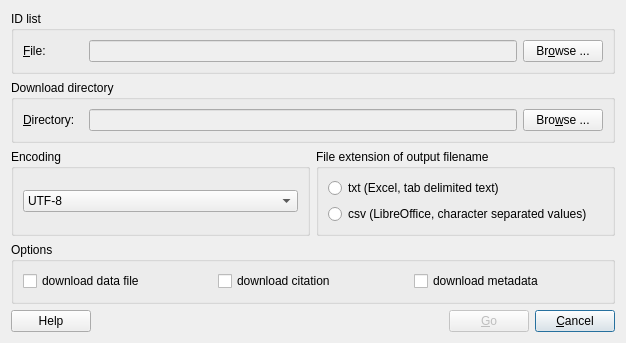
The window that trunk/Forms/PanGetDialog/pangetdialog.ui (rsieger/PanTool) describes before a commit, drawn with Qt 5.
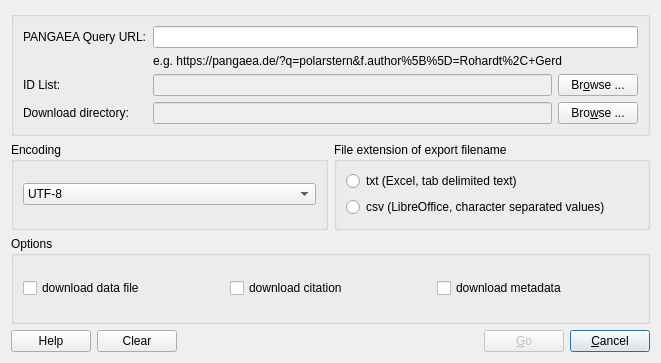
The same window after the commit.

Patch:
```diff
--- a/trunk/Forms/PanGetDialog/pangetdialog.ui
+++ b/trunk/Forms/PanGetDialog/pangetdialog.ui
@@ -7,8 +7,8 @@
    <rect>
     <x>0</x>
     <y>0</y>
-    <width>626</width>
-    <height>343</height>
+    <width>661</width>
+    <height>363</height>
    </rect>
   </property>
   <property name="acceptDrops">
@@ -17,30 +17,78 @@
   <property name="windowTitle">
    <string>PanGet</string>
   </property>
-  <layout class="QGridLayout" name="gridLayout_6">
+  <layout class="QGridLayout" name="gridLayout_5">
    <item row="0" column="0" colspan="2">
-    <widget class="QGroupBox" name="IDListGroupBox">
+    <widget class="QGroupBox" name="DownloadDirectoryGroupBox">
      <property name="title">
-      <string>ID list</string>
+      <string/>
      </property>
-     <layout class="QGridLayout" name="gridLayout_5">
+     <layout class="QGridLayout" name="gridLayout_2">
       <item row="0" column="0">
+       <widget class="QLabel" name="URLTextLabel">
+        <property name="sizePolicy">
+         <sizepolicy hsizetype="Maximum" vsizetype="Preferred">
+          <horstretch>0</horstretch>
+          <verstretch>0</verstretch>
+         </sizepolicy>
+        </property>
+        <property name="minimumSize">
+         <size>
+          <width>0</width>
+          <height>0</height>
+         </size>
+        </property>
+        <property name="maximumSize">
+         <size>
+          <width>16777215</width>
+          <height>16777215</height>
+         </size>
+        </property>
+        <property name="text">
+         <string>PANGAEA Query URL:</string>
+        </property>
+       </widget>
+      </item>
+      <item row="0" column="1" colspan="2">
+       <widget class="QLineEdit" name="QueryLineEdit">
+        <property name="enabled">
+         <bool>true</bool>
+        </property>
+       </widget>
+      </item>
+      <item row="1" column="1" colspan="2">
+       <widget class="QLabel" name="ExampleLabel">
+        <property name="text">
+         <string>e.g. https://pangaea.de/?q=polarstern&amp;f.author%5B%5D=Rohardt%2C+Gerd</string>
+        </property>
+       </widget>
+      </item>
+      <item row="2" column="0">
        <widget class="QLabel" name="FileTextLabel">
+        <property name="sizePolicy">
+         <sizepolicy hsizetype="Maximum" vsizetype="Preferred">
+          <horstretch>0</horstretch>
+          <verstretch>0</verstretch>
+         </sizepolicy>
+        </property>
         <property name="minimumSize">
          <size>
-          <width>60</width>
+          <width>0</width>
           <height>0</height>
          </size>
         </property>
+        <property name="maximumSize">
+         <size>
+          <width>16777215</width>
+          <height>16777215</height>
+         </size>
+        </property>
         <property name="text">
-         <string>&amp;File:</string>
-        </property>
-        <property name="buddy">
-         <cstring>IDListFileLineEdit</cstring>
+         <string>ID List:</string>
         </property>
        </widget>
       </item>
-      <item row="0" column="1">
+      <item row="2" column="1">
        <widget class="QLineEdit" name="IDListFileLineEdit">
         <property name="enabled">
          <bool>false</bool>
@@ -50,47 +98,47 @@
         </property>
        </widget>
       </item>
-      <item row="0" column="2">
-       <widget class="QPushButton" name="browseIDListFileButton">
+      <item row="2" column="2">
+       <widget class="QPushButton" name="browseIDListFile_pushButton">
         <property name="text">
          <string>Br&amp;owse ...</string>
         </property>
        </widget>
       </item>
-     </layout>
-    </widget>
-   </item>
-   <item row="1" column="0" colspan="2">
-    <widget class="QGroupBox" name="DownloadDirectoryGroupBox">
-     <property name="title">
-      <string>Download directory</string>
-     </property>
-     <layout class="QGridLayout" name="gridLayout_2">
-      <item row="0" column="0">
+      <item row="3" column="0">
        <widget class="QLabel" name="DirTextLabel">
+        <property name="sizePolicy">
+         <sizepolicy hsizetype="Maximum" vsizetype="Preferred">
+          <horstretch>0</horstretch>
+          <verstretch>0</verstretch>
+         </sizepolicy>
+        </property>
         <property name="minimumSize">
          <size>
-          <width>60</width>
+          <width>0</width>
           <height>0</height>
          </size>
         </property>
+        <property name="maximumSize">
+         <size>
+          <width>16777215</width>
+          <height>16777215</height>
+         </size>
+        </property>
         <property name="text">
-         <string>&amp;Directory:</string>
-        </property>
-        <property name="buddy">
-         <cstring>DownloadDirectoryLineEdit</cstring>
+         <string>Download directory:</string>
         </property>
        </widget>
       </item>
-      <item row="0" column="1">
+      <item row="3" column="1">
        <widget class="QLineEdit" name="DownloadDirectoryLineEdit">
         <property name="enabled">
          <bool>false</bool>
         </property>
        </widget>
       </item>
-      <item row="0" column="2">
-       <widget class="QPushButton" name="browseDownloadDirectoryButton">
+      <item row="3" column="2">
+       <widget class="QPushButton" name="browseDownloadDirectory_pushButton">
         <property name="text">
          <string>Bro&amp;wse ...</string>
         </property>
@@ -99,7 +147,7 @@
      </layout>
     </widget>
    </item>
-   <item row="2" column="0">
+   <item row="1" column="0">
     <widget class="QGroupBox" name="EncodingGroupBox">
      <property name="title">
       <string>Encoding</string>
@@ -127,10 +175,10 @@
      </layout>
     </widget>
    </item>
-   <item row="2" column="1">
+   <item row="1" column="1">
     <widget class="QGroupBox" name="groupBox_4">
      <property name="title">
-      <string>File extension of output filename</string>
+      <string>File extension of export filename</string>
      </property>
      <layout class="QGridLayout" name="gridLayout_4">
       <item row="0" column="0">
@@ -150,7 +198,7 @@
      </layout>
     </widget>
    </item>
-   <item row="3" column="0" colspan="2">
+   <item row="2" column="0" colspan="2">
     <widget class="QGroupBox" name="groupBox">
      <property name="title">
       <string>Options</string>
@@ -180,30 +228,37 @@
      </layout>
     </widget>
    </item>
-   <item row="4" column="0" colspan="2">
-    <layout class="QHBoxLayout">
+   <item row="3" column="0" colspan="2">
+    <layout class="QHBoxLayout" name="horizontalLayout">
      <item>
-      <widget class="QPushButton" name="HelpButton">
+      <widget class="QPushButton" name="Help_pushButton">
        <property name="text">
         <string>Help</string>
        </property>
       </widget>
      </item>
      <item>
-      <spacer>
+      <widget class="QPushButton" name="Clear_pushButton">
+       <property name="text">
+        <string>Clear</string>
+       </property>
+      </widget>
+     </item>
+     <item>
+      <spacer name="horizontalSpacer">
        <property name="orientation">
         <enum>Qt::Horizontal</enum>
        </property>
        <property name="sizeHint" stdset="0">
         <size>
-         <width>371</width>
+         <width>40</width>
          <height>20</height>
         </size>
        </property>
       </spacer>
      </item>
      <item>
-      <widget class="QPushButton" name="BuildScript_pushButton">
+      <widget class="QPushButton" name="GetDatasets_pushButton">
        <property name="enabled">
         <bool>false</bool>
        </property>
```
Left out of the diff: 13 changed lines with no effect on the pictures.
